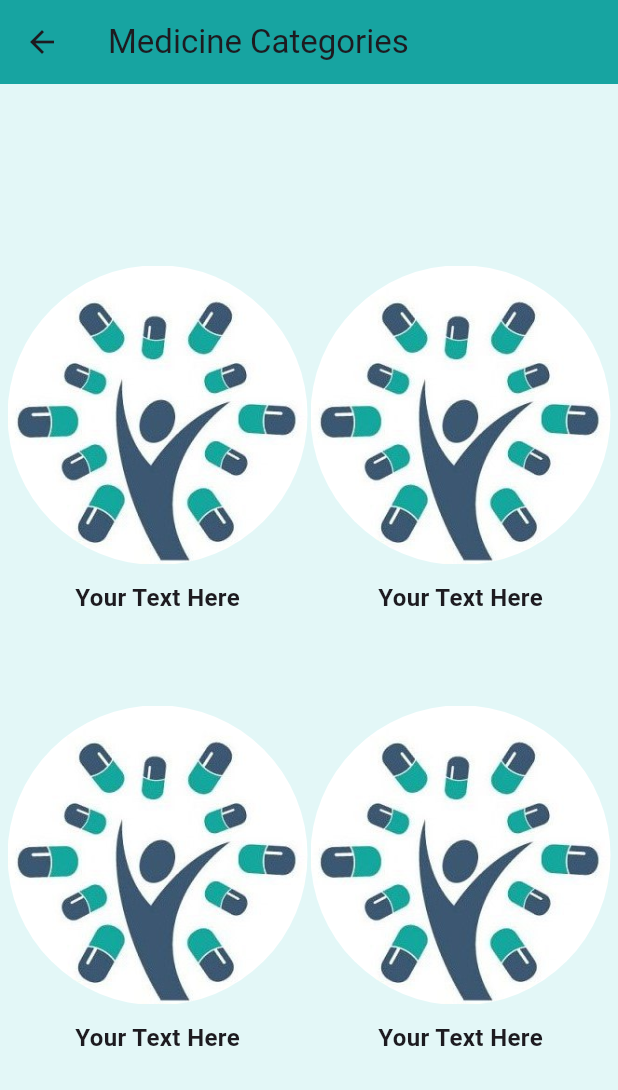
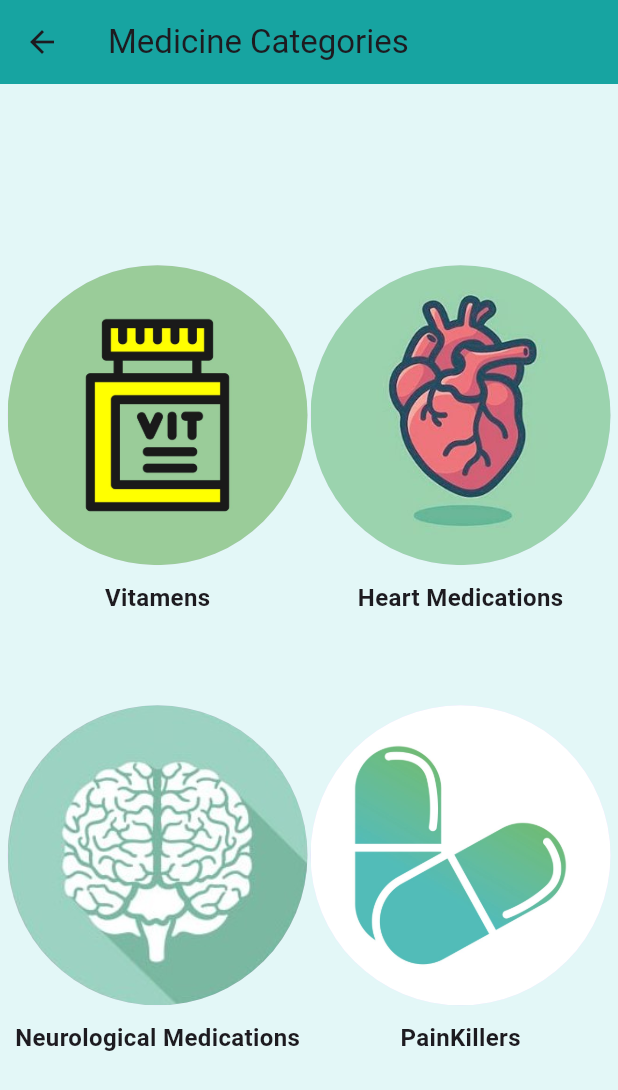
Before and after one commit to fadel-hasan/Pl_project, a Flutter app: the MedicineCategory screen opened by its route, on a phone screen of 412 x 824 dp. Shown: the top 1090 px of the screen. Run offline on Flutter 3.47's test engine with Material 3 defaults, Android fonts, the light colour scheme and no system bars.

Commit message:
updated the pictures and the categories names

```diff
--- a/frontend/lib/pages/medicineCategories.dart
+++ b/frontend/lib/pages/medicineCategories.dart
@@ -24,21 +24,15 @@ class MedicineCategory extends StatelessWidget {
               ),
               Column(
                 children: [
-                  Container(
-                    width: 200,
-                    height: 200,
-                    decoration: BoxDecoration(
-                      shape: BoxShape.circle,
-                      image: DecorationImage(
-                        image:
-                            AssetImage('assets/photo_2023-12-04_12-24-38.jpg'),
-                      ),
-                    ),
+                  CircleAvatar(
+                    radius: 100,
+                    backgroundImage:
+                        AssetImage('assets/photo_2023-12-15_18-32-05.jpg'),
                   ),
                   SizedBox(
                       height: 10), // Add some space between the image and text
                   Text(
-                    'Your Text Here',
+                    'Vitamens',
                     style: TextStyle(
                       fontSize: 16,
                       fontWeight: FontWeight.bold,
@@ -51,21 +45,15 @@ class MedicineCategory extends StatelessWidget {
               ),
               Column(
                 children: [
-                  Container(
-                    width: 200,
-                    height: 200,
-                    decoration: BoxDecoration(
-                      shape: BoxShape.circle,
-                      image: DecorationImage(
-                        image:
-                            AssetImage('assets/photo_2023-12-04_12-24-38.jpg'),
-                      ),
-                    ),
+                  CircleAvatar(
+                    radius: 100,
+                    backgroundImage:
+                        AssetImage('assets/photo_2023-12-15_17-46-46.jpg'),
                   ),
                   SizedBox(
                       height: 10), // Add some space between the image and text
                   Text(
-                    'Your Text Here',
+                    'Heart Medications',
                     style: TextStyle(
                       fontSize: 16,
                       fontWeight: FontWeight.bold,
@@ -89,21 +77,15 @@ class MedicineCategory extends StatelessWidget {
               ),
               Column(
                 children: [
-                  Container(
-                    width: 200,
-                    height: 200,
-                    decoration: BoxDecoration(
-                      shape: BoxShape.circle,
-                      image: DecorationImage(
-                        image:
-                            AssetImage('assets/photo_2023-12-04_12-24-38.jpg'),
-                      ),
-                    ),
+                  CircleAvatar(
+                    radius: 100,
+                    backgroundImage:
+                        AssetImage('assets/photo_2023-12-15_17-25-40.jpg'),
                   ),
                   SizedBox(
                       height: 10), // Add some space between the image and text
                   Text(
-                    'Your Text Here',
+                    'Neurological Medications',
                     style: TextStyle(
                       fontSize: 16,
                       fontWeight: FontWeight.bold,
@@ -116,21 +98,16 @@ class MedicineCategory extends StatelessWidget {
               ),
               Column(
                 children: [
-                  Container(
-                    width: 200,
-                    height: 200,
-                    decoration: BoxDecoration(
-                      shape: BoxShape.circle,
-                      image: DecorationImage(
-                        image:
-                            AssetImage('assets/photo_2023-12-04_12-24-38.jpg'),
-                      ),
-                    ),
+                  CircleAvatar(
+                    radius: 100,
+                    backgroundImage:
+                        AssetImage('assets/photo_2023-12-15_18-32-10.jpg'),
                   ),
+
                   SizedBox(
                       height: 10), // Add some space between the image and text
                   Text(
-                    'Your Text Here',
+                    'PainKillers',
                     style: TextStyle(
                       fontSize: 16,
                       fontWeight: FontWeight.bold,
--- a/frontend/pubspec.yaml
+++ b/frontend/pubspec.yaml
@@ -61,6 +61,10 @@ flutter:
   # To add assets to your application, add an assets section, like this:
   assets:
     - assets/photo_2023-12-04_12-24-38.jpg
+    - assets/photo_2023-12-15_17-46-46.jpg
+    - assets/photo_2023-12-15_17-25-40.jpg
+    - assets/photo_2023-12-15_18-32-05.jpg
+    - assets/photo_2023-12-15_18-32-10.jpg
 
   # An image asset can refer to one or more resolution-specific "variants", see
   # https://flutter.dev/assets-and-images/#resolution-aware
```
Also changed, not shown: frontend/assets/photo_2023-12-15_17-25-40.jpg (added), frontend/assets/photo_2023-12-15_17-46-46.jpg (added), frontend/assets/photo_2023-12-15_18-32-05.jpg (added), frontend/assets/photo_2023-12-15_18-32-10.jpg (added), 3 other files.
